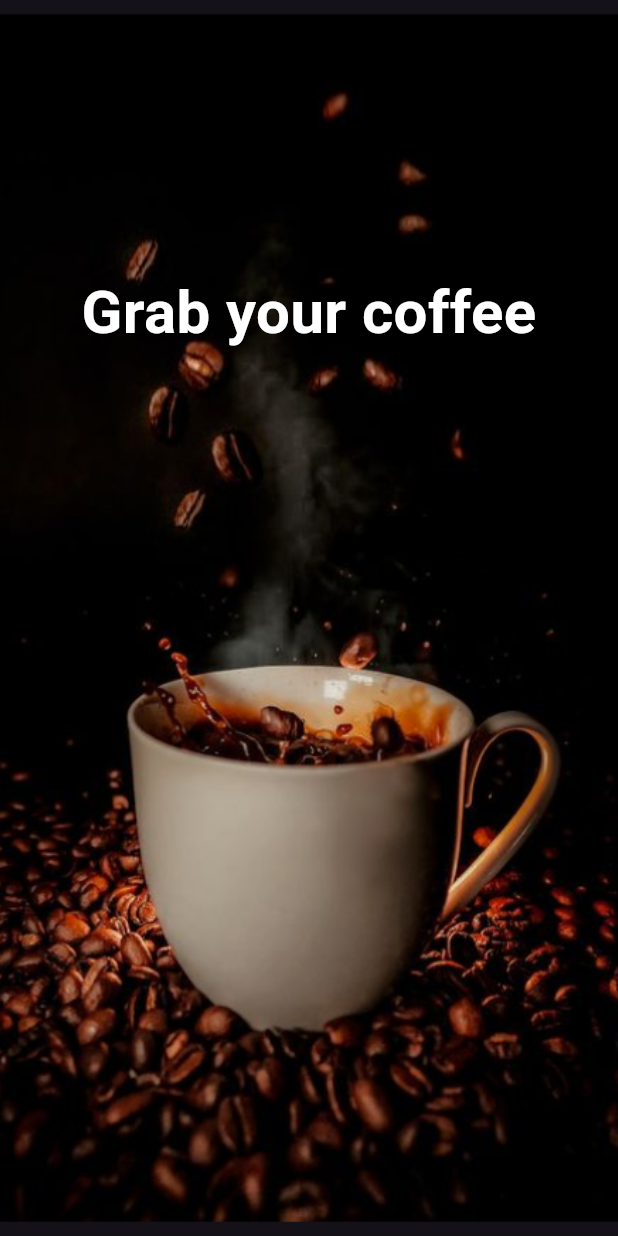
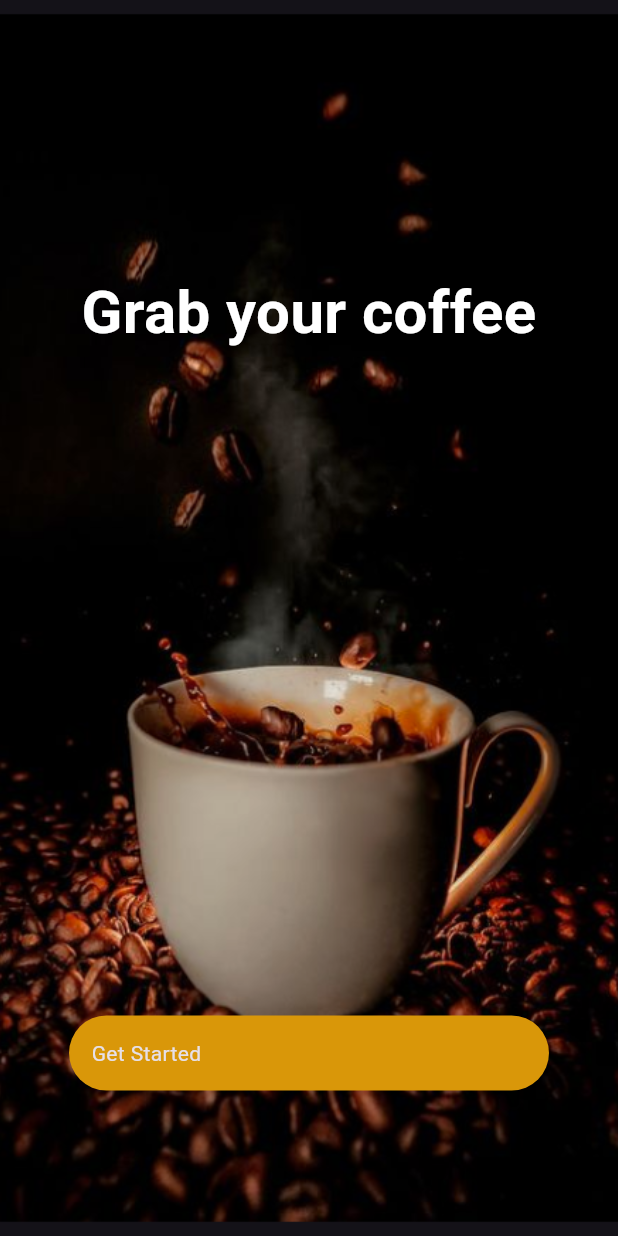
Before and after one commit to buddhimafernando/Coffee_app, a Flutter app: the screen it shows after launch, on a phone screen of 412 x 824 dp. Run offline on Flutter 3.47's test engine with Material 3 defaults, Android fonts, the phone set to English and light mode, and no system bars; our stand-ins replace google_fonts.

Commit message:
buttn added

```diff
--- a/lib/components/my_button.dart
+++ b/lib/components/my_button.dart
@@ -16,10 +16,12 @@ class MyButton extends StatelessWidget {
       onTap: onTap,
       child: Container(
         decoration: BoxDecoration(
-          color: Theme.of(context).colorScheme.primary,
-          borderRadius: BorderRadius.circular(12),
+          color: Color.fromARGB(255, 217, 151, 9)!,
+          borderRadius: BorderRadius.circular(25),
         ),
-        padding: const EdgeInsets.all(25.0),
+        padding: const EdgeInsets.all(15.0),
+        width: 320.0,
+        height: 50.0,
         child: child,
       ),
     );
--- a/lib/main.dart
+++ b/lib/main.dart
@@ -21,6 +21,10 @@ class MyApp extends StatelessWidget {
           brightness: Brightness.dark,
           primarySwatch: Colors.orange,
         ),
+        routes: {
+          'splash_screen':(context) => const SplashScreen(),
+          'home_page' :(context)=> const HomePage(),
+        },
 
     );
   }
--- a/lib/pages/splash_screen.dart
+++ b/lib/pages/splash_screen.dart
@@ -16,8 +16,11 @@ class SplashScreen extends StatelessWidget {
             fit: BoxFit.cover,
           ),
         ),
-        child: Padding(
-          padding: const EdgeInsets.only(top:180),
+        child: Column(
+          mainAxisAlignment: MainAxisAlignment.start,
+          children: [
+            Padding(
+              padding: const EdgeInsets.only(top: 180),
               child: Text(
                 "Grab your coffee",
                 textAlign: TextAlign.center,
@@ -28,9 +31,31 @@ class SplashScreen extends StatelessWidget {
                 ),
               ),
             ),
+            SizedBox(height: 440,),
+            MyButton(
+              onTap: () {
+                Navigator.pushNamed(context, "/home_page");
+              },
+              child: Text(
+                "Get Started",
+              ),
             ),
 
-
+          ],
+        ),
+        // child: Padding(
+        //   padding: const EdgeInsets.only(top: 180),
+        //   child: Text(
+        //     "Grab your coffee",
+        //     textAlign: TextAlign.center,
+        //     style: TextStyle(
+        //       fontSize: 40,
+        //       fontWeight: FontWeight.bold,
+        //       color: Colors.white,
+        //     ),
+        //   ),
+        // ),
+      ),
     );
   }
 }
```
Also changed, not shown: assets/images/coffeecup_dark.jpg (added). Lines whose indentation alone changed are shown as unchanged.
